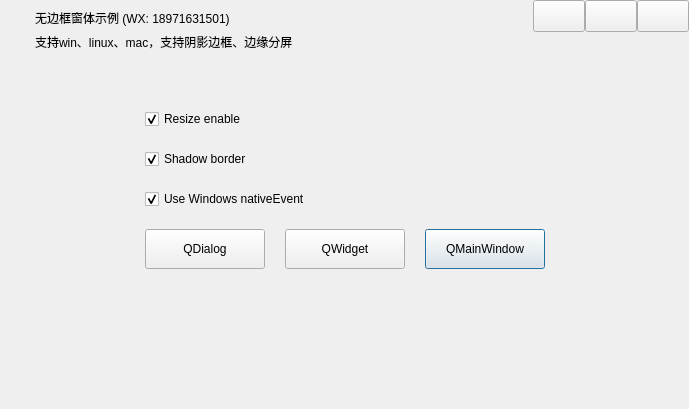
Above: QtFrameless2/demo/dialog.ui from redchairman/qt-frameless before the change. Below: the same form after it.
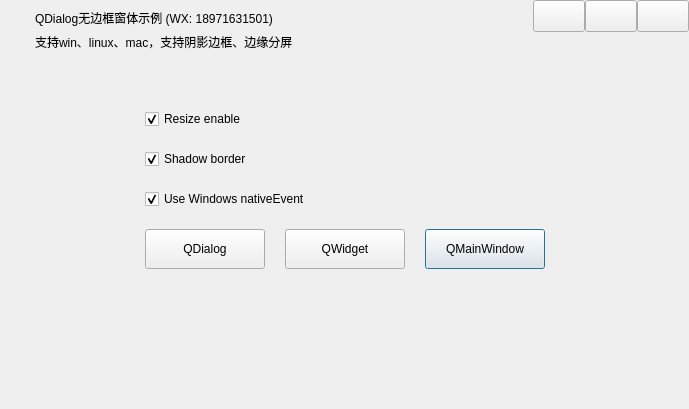
That is the form after the change.

Patch:
```diff
--- a/QtFrameless2/demo/dialog.ui
+++ b/QtFrameless2/demo/dialog.ui
@@ -98,7 +98,7 @@
               </sizepolicy>
              </property>
              <property name="text">
-              <string>无边框窗体示例 (WX: 18971631501)</string>
+              <string>QDialog无边框窗体示例 (WX: 18971631501)</string>
              </property>
             </widget>
            </item>
```
